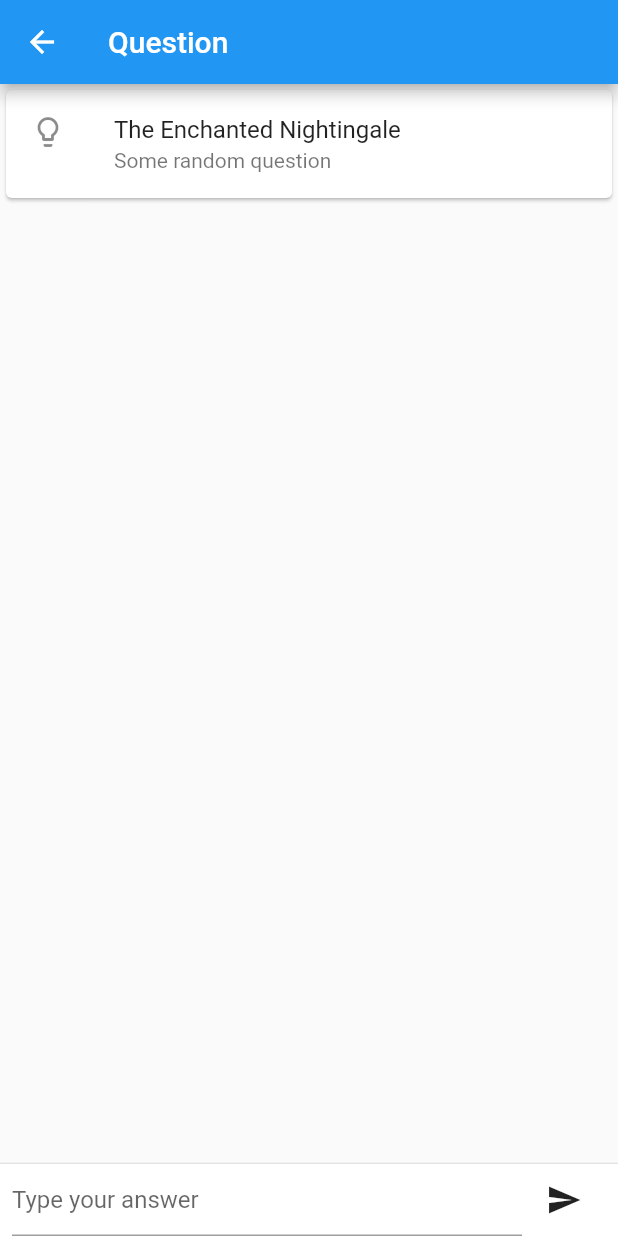
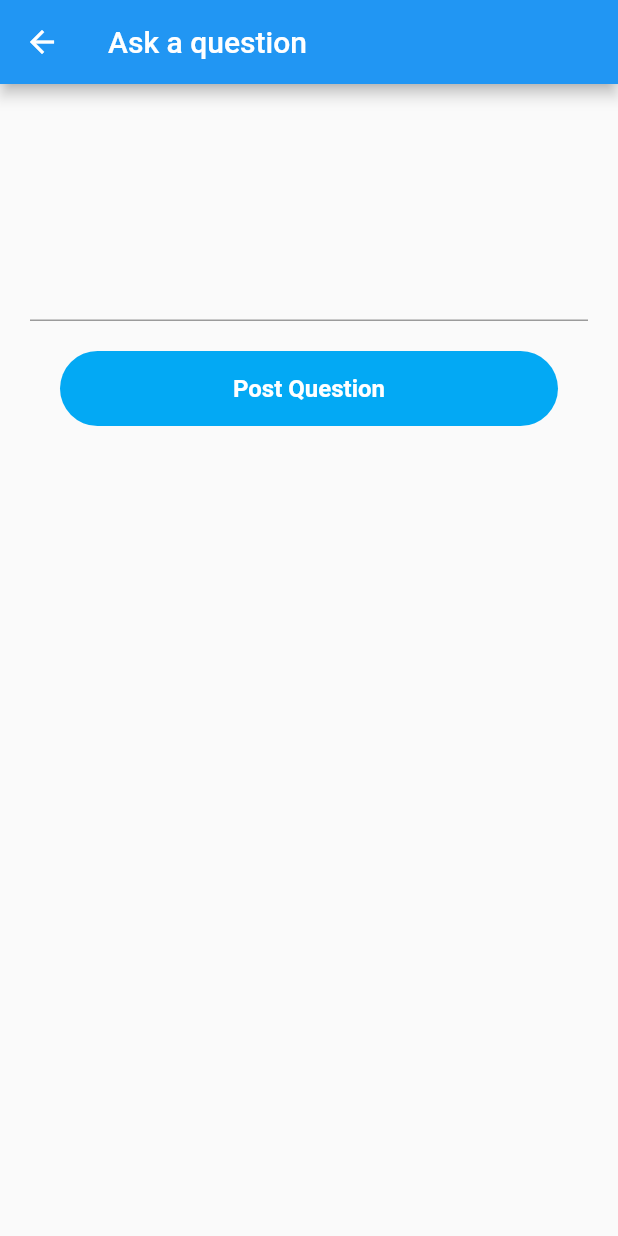
Before and after one commit to surajahmed/perffers-flutter, a Flutter app: the QuestionChat screen opened by its route, after a tap on the "send" icon, on a phone screen of 412 x 824 dp. Run offline on Flutter 3.47's test engine with Material 2 defaults, Android fonts, the phone set to English and light mode, and no system bars.

```diff
--- /dev/null
+++ b/lib/Screens/AskQuestion/index.dart
@@ -0,0 +1,54 @@
+import 'package:flutter/material.dart';
+import 'package:flutter/widgets.dart';
+
+class AskQuestion extends StatelessWidget {
+  // This widget is the root of your application.
+  @override
+  Widget build(BuildContext context) {
+    final Size screenSize = MediaQuery.of(context).size;
+    return Scaffold(
+        appBar: AppBar(
+          title: Text('Ask a question'),
+        ),
+        body: new Container(
+          margin: new EdgeInsets.all(20.0),
+          child: new Column(
+            children: <Widget>[
+              new Container(
+                  child: new TextField(
+                      maxLines: 6,
+                      style: TextStyle(
+                          color: Color.fromRGBO(00, 00, 00, 1),
+                          fontSize: 16.0,
+                          fontWeight: FontWeight.normal),
+                      key: key,
+                      obscureText: false,
+                      keyboardType: TextInputType.text,
+                      onChanged: (String email) {
+                        // user.email = email;
+                      },
+                      decoration: new InputDecoration())),
+              new InkWell(
+                onTap: () => {},
+                child: new Container(
+                  width: screenSize.width,
+                  height: 50.0,
+                  margin: new EdgeInsets.all(20.0),
+                  alignment: FractionalOffset.center,
+                  decoration: new BoxDecoration(
+                    color: Colors.lightBlue,
+                    borderRadius:
+                        new BorderRadius.all(const Radius.circular(30.0)),
+                  ),
+                  child: new Text("Post Question",
+                      style: TextStyle(
+                          color: Colors.white,
+                          fontSize: 16.0,
+                          fontWeight: FontWeight.bold)),
+                ),
+              )
+            ],
+          ),
+        ));
+  }
+}
--- a/lib/Screens/QuestionChat/index.dart
+++ b/lib/Screens/QuestionChat/index.dart
@@ -66,7 +66,11 @@ class QuestionChat extends StatelessWidget {
                       new Container(
                           margin: const EdgeInsets.symmetric(horizontal: 4.0),
                           child: new IconButton(
-                              icon: new Icon(Icons.send), onPressed: () => {})),
+                              icon: new Icon(Icons.send),
+                              onPressed: () => {
+                                    Navigator.of(context)
+                                        .pushNamed('/askQuestion')
+                                  })),
                     ],
                   ),
                 ),
--- a/lib/main.dart
+++ b/lib/main.dart
@@ -1,10 +1,12 @@
 import 'package:flutter/material.dart';
 import 'package:perffers/Screens/QuestionChat/index.dart';
+import 'package:perffers/Screens/AskQuestion/index.dart';
 
 void main() => runApp(MaterialApp(
       title: 'Navigation Basics',
       home: MyApp(),
       routes: <String, WidgetBuilder>{
+        '/askQuestion': (BuildContext context) => new AskQuestion(),
         '/questionChat': (BuildContext context) => new QuestionChat(),
       },
     ));
```
